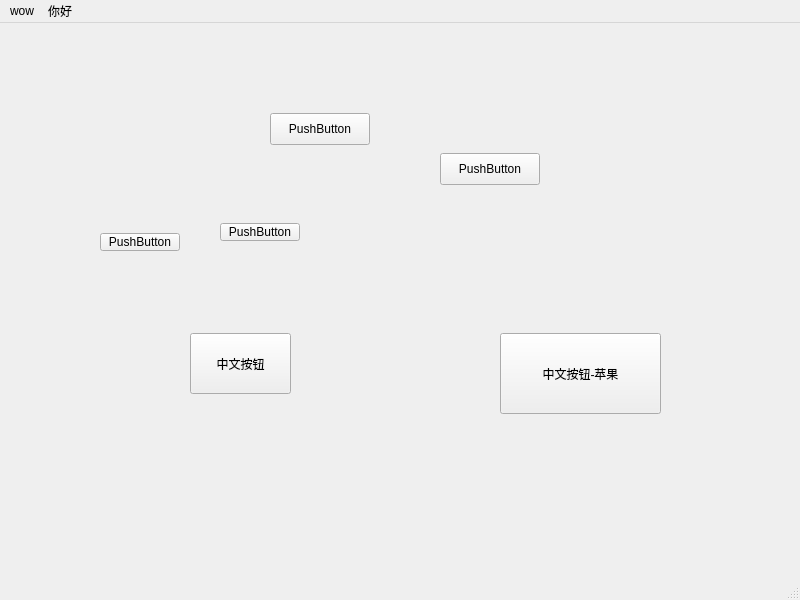
This is IMDAP/mainwindow.ui in suxj22/IMDAP as Qt 5 draws it before an edit. The edited form follows.
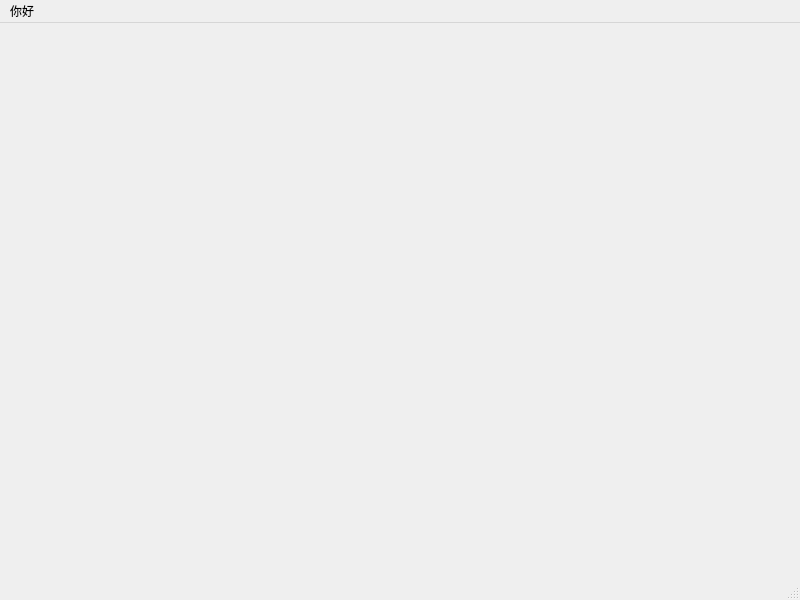
This is the edited form.

```diff
--- a/IMDAP/mainwindow.ui
+++ b/IMDAP/mainwindow.ui
@@ -13,107 +13,21 @@
   <property name="windowTitle">
    <string>MainWindow</string>
   </property>
-  <widget class="QWidget" name="centralwidget">
-   <widget class="QPushButton" name="pushButton">
-    <property name="geometry">
-     <rect>
-      <x>100</x>
-      <y>210</y>
-      <width>80</width>
-      <height>18</height>
-     </rect>
-    </property>
-    <property name="text">
-     <string>PushButton</string>
-    </property>
-   </widget>
-   <widget class="QPushButton" name="pushButton_2">
-    <property name="geometry">
-     <rect>
-      <x>220</x>
-      <y>200</y>
-      <width>80</width>
-      <height>18</height>
-     </rect>
-    </property>
-    <property name="text">
-     <string>PushButton</string>
-    </property>
-   </widget>
-   <widget class="QPushButton" name="pushButton_3">
-    <property name="geometry">
-     <rect>
-      <x>270</x>
-      <y>90</y>
-      <width>100</width>
-      <height>32</height>
-     </rect>
-    </property>
-    <property name="text">
-     <string>PushButton</string>
-    </property>
-   </widget>
-   <widget class="QPushButton" name="pushButton_4">
-    <property name="geometry">
-     <rect>
-      <x>440</x>
-      <y>130</y>
-      <width>100</width>
-      <height>32</height>
-     </rect>
-    </property>
-    <property name="text">
-     <string>PushButton</string>
-    </property>
-   </widget>
-   <widget class="QPushButton" name="pushButton_5">
-    <property name="geometry">
-     <rect>
-      <x>190</x>
-      <y>310</y>
-      <width>101</width>
-      <height>61</height>
-     </rect>
-    </property>
-    <property name="text">
-     <string>中文按钮</string>
-    </property>
-   </widget>
-   <widget class="QPushButton" name="pushButton_6">
-    <property name="geometry">
-     <rect>
-      <x>500</x>
-      <y>310</y>
-      <width>161</width>
-      <height>81</height>
-     </rect>
-    </property>
-    <property name="text">
-     <string>中文按钮-苹果</string>
-    </property>
-   </widget>
-  </widget>
+  <widget class="QWidget" name="centralwidget"/>
   <widget class="QMenuBar" name="menubar">
    <property name="geometry">
     <rect>
      <x>0</x>
      <y>0</y>
      <width>800</width>
-     <height>24</height>
+     <height>17</height>
     </rect>
    </property>
-   <widget class="QMenu" name="menuwow">
-    <property name="title">
-     <string>wow</string>
-    </property>
-    <addaction name="actionhaha"/>
-   </widget>
    <widget class="QMenu" name="menu">
     <property name="title">
      <string>你好</string>
     </property>
    </widget>
-   <addaction name="menuwow"/>
    <addaction name="menu"/>
   </widget>
   <widget class="QStatusBar" name="statusbar"/>
```
